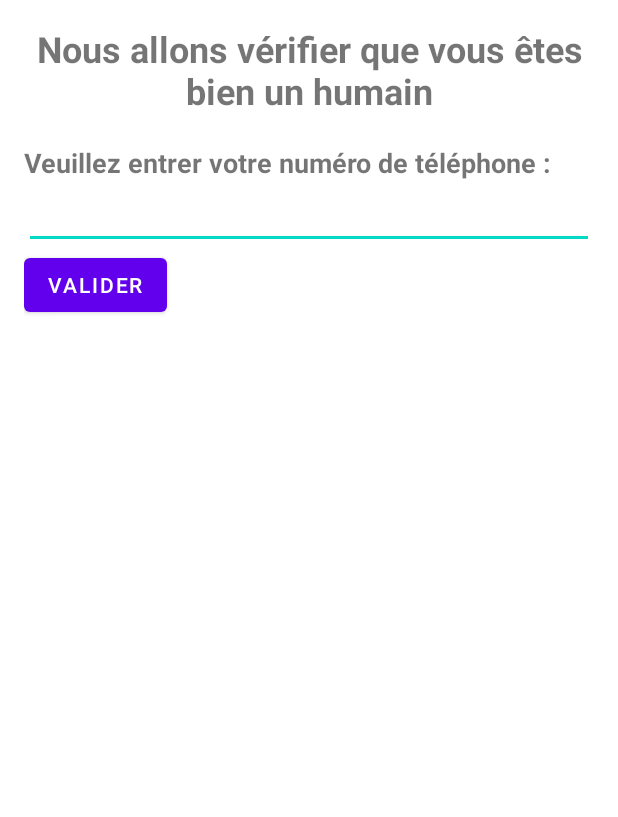
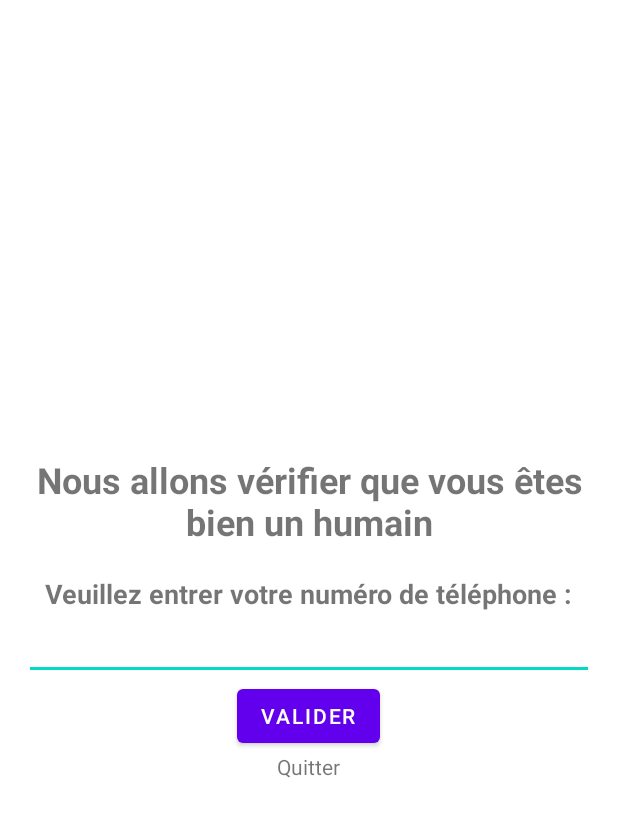
Before and after one commit to SoleneLct/dev_mobile_projet_libre_solene_mehedi_ayman, an Android app: the layout activity_num_tel.xml on its own in the app's theme, with its tools: preview values and no code run, on a phone screen of 412 x 824 dp. Shown: the top 817 px of the screen. Run offline under Robolectric (Android 15) with nearby library versions, the phone set to English and light mode, and no system bars.

Commit message:
maj en plus

```diff
--- a/SAEApplication/app/src/main/AndroidManifest.xml
+++ b/SAEApplication/app/src/main/AndroidManifest.xml
@@ -21,7 +21,7 @@
         android:theme="@style/Theme.SAEApplication"
         tools:targetApi="31">
         <activity
-            android:name=".NumTelActivity"
+            android:name=".Activity.NumTelActivity"
             android:exported="false" />
         <activity
             android:name=".Activity.ViewImageActivity"
--- a/SAEApplication/app/src/main/res/layout/activity_num_tel.xml
+++ b/SAEApplication/app/src/main/res/layout/activity_num_tel.xml
@@ -4,9 +4,16 @@
     android:layout_width="match_parent"
     android:layout_height="match_parent"
     android:orientation="vertical"
+    android:gravity="center"
     android:padding="16dp">
 
-
+    <LinearLayout
+        android:id="@+id/layout_num_sms"
+        android:layout_width="match_parent"
+        android:layout_height="wrap_content"
+        android:gravity="center"
+        android:orientation="vertical"
+        android:visibility="visible">
     <TextView
         android:layout_width="match_parent"
         android:layout_height="wrap_content"
@@ -43,6 +50,8 @@
         android:layout_height="wrap_content"
         android:text="Valider"/>
 
+    </LinearLayout>
+
     <!-- Deuxième partie : entrer le code SMS -->
 
     <LinearLayout
@@ -74,7 +83,11 @@
             android:layout_width="match_parent"
             android:layout_height="wrap_content"
             android:text="Valider"/>
-
     </LinearLayout>
-
+    <TextView
+        android:id="@+id/exit"
+        android:layout_width="wrap_content"
+        android:layout_height="wrap_content"
+        android:linksClickable="true"
+        android:text="Quitter"/>
 </LinearLayout>
```
Also changed, not shown: SAEApplication/app/src/main/java/org/o7planning/saeapplication/Activity/InscriptionActivity.java (+12 -6 lines), SAEApplication/app/src/main/java/org/o7planning/saeapplication/Activity/NumTelActivity.java (+62 -15 lines).
